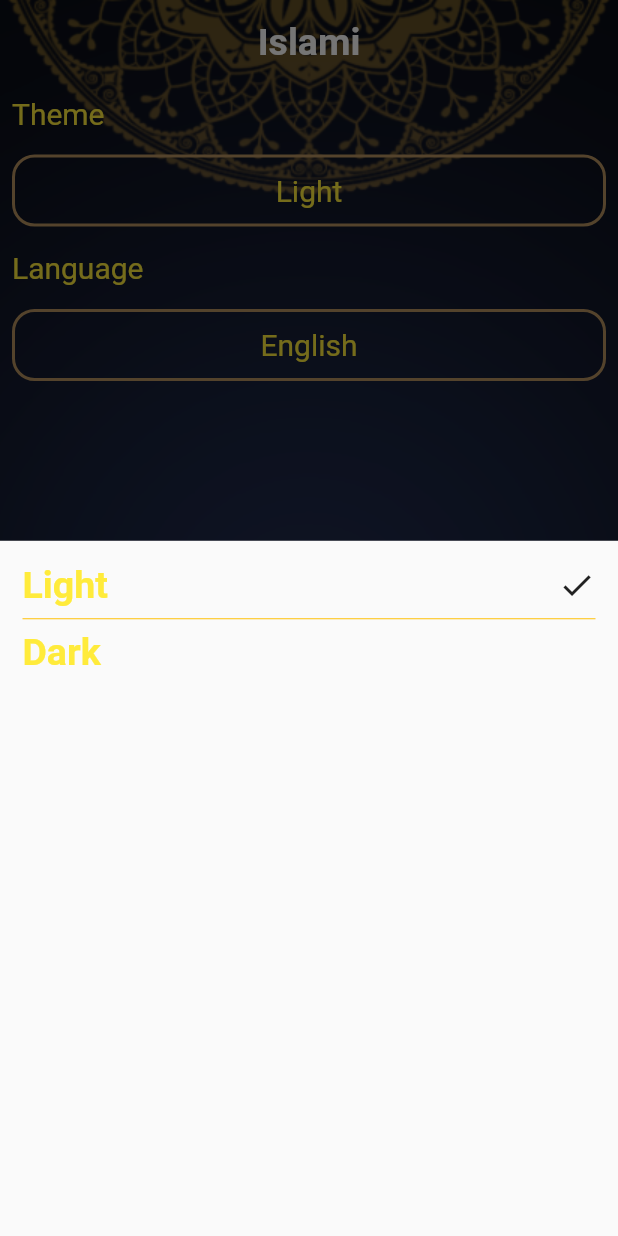
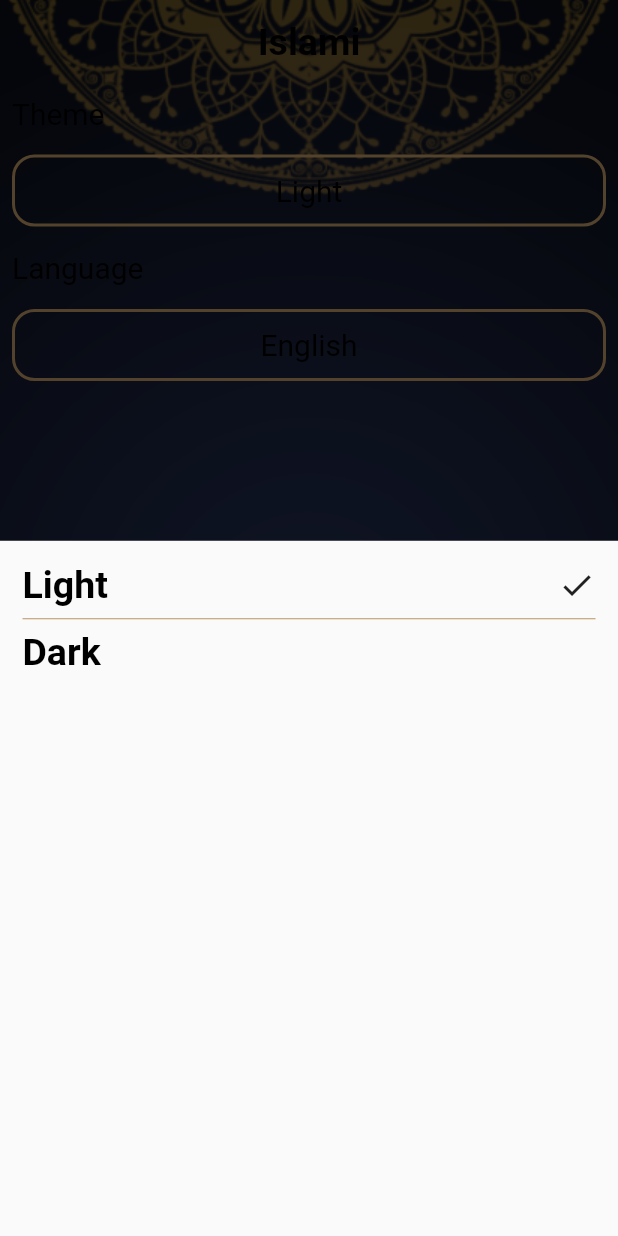
Before and after one commit to Hosam-Shalaby/islami_app, a Flutter app: the screen it shows after launch, item 5 of the bottom bar chosen, after a tap on "Light", on a phone screen of 412 x 824 dp. Run offline on Flutter 3.47's test engine with Material 2 defaults, Android fonts, the phone set to English and light mode, and no system bars.

Commit message:
Create Provider for Theme

```diff
--- /dev/null
+++ b/lib/Home/Providers/settings_provider.dart
@@ -0,0 +1,17 @@
+import 'package:flutter/material.dart';
+
+class SettingsProvider extends ChangeNotifier {
+  ThemeMode currentTheme = ThemeMode.light;
+  ThemeMode currentTheme = ThemeMode.light;
+
+  void changeTheme(ThemeMode newTheme) {
+    if (newTheme == currentTheme) return;
+    currentTheme = newTheme;
+    notifyListeners();
+  }
+  void changeLanguage(ThemeMode newLanguage) {
+    if (newTheme == currentTheme) return;
+    currentTheme = newTheme;
+    notifyListeners();
+  }
+}
--- a/lib/Home/settings/theme_bottom_sheet.dart
+++ b/lib/Home/settings/theme_bottom_sheet.dart
@@ -1,18 +1,30 @@
 import 'package:flutter/material.dart';
+import 'package:islamic/Home/Providers/settings_provider.dart';
+import 'package:provider/provider.dart';
 
 class ThemeBottomSheet extends StatelessWidget {
   const ThemeBottomSheet({super.key});
 
   @override
   Widget build(BuildContext context) {
+    var settingsProvider = Provider.of<SettingsProvider>(context);
+
     return Container(
       padding: const EdgeInsets.all(15),
       child: Column(
         crossAxisAlignment: CrossAxisAlignment.start,
         children: [
-          getSelectedItem('Light'),
+          InkWell(
+              onTap: () {
+                settingsProvider.changeTheme(ThemeMode.light);
+              },
+              child: getSelectedItem('Light')),
           const Divider(),
-          getUnSelectedItem('Dark'),
+          InkWell(
+              onTap: () {
+                settingsProvider.changeTheme(ThemeMode.dark);
+              },
+              child: getUnSelectedItem('Dark')),
         ],
       ),
     );
--- a/lib/main.dart
+++ b/lib/main.dart
@@ -1,13 +1,16 @@
 import 'package:flutter/material.dart';
 import 'package:islamic/Home/Hadeth/hadeth_details_screen.dart';
+import 'package:islamic/Home/Providers/settings_provider.dart';
 import 'package:islamic/Home/home_screen.dart';
+import 'package:provider/provider.dart';
 
 import 'Home/Quran/sura_content.dart';
 import 'Splash/splash_screen.dart';
 import 'Styles/theme_data.dart';
 
 void main() {
-  runApp(const MyApp());
+  runApp(ChangeNotifierProvider(
+      create: (context) => SettingsProvider(), child: const MyApp()));
 }
 
 class MyApp extends StatelessWidget {
@@ -15,8 +18,9 @@ class MyApp extends StatelessWidget {
 
   @override
   Widget build(BuildContext context) {
+    var settingsProvider = Provider.of<SettingsProvider>(context);
     return MaterialApp(
-      themeMode: ThemeMode.dark,
+      themeMode: settingsProvider.currentTheme,
       theme: MyThemeData.lightTheme,
       darkTheme: MyThemeData.darkTheme,
       routes: {
```
Also changed, not shown: pubspec.yaml (+4 -11 lines), pubspec.lock.
